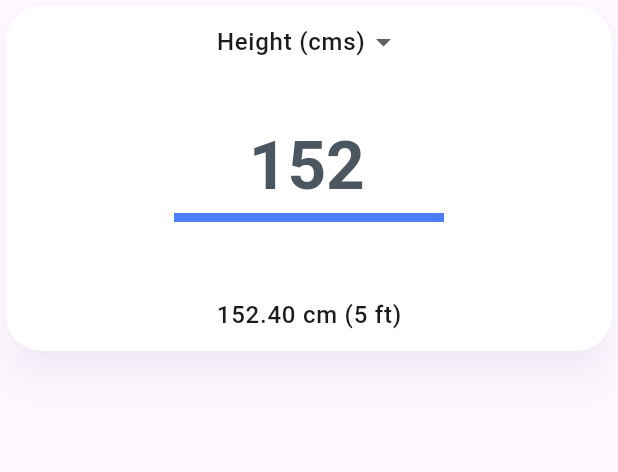
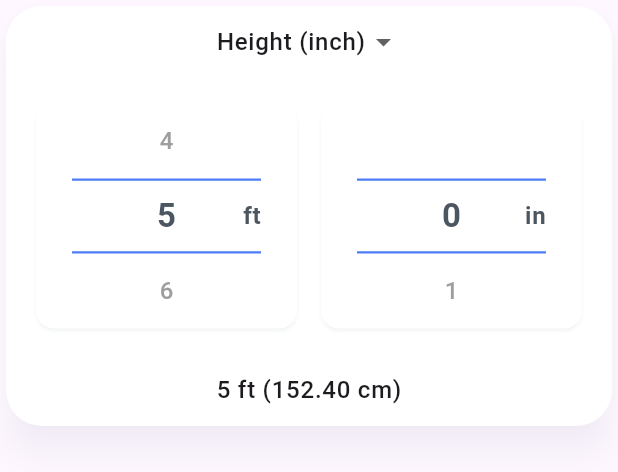
Before and after one commit to logiclynxAJ/bmi_calculator, a Flutter app: the HeightSelector widget shown alone on an empty page, opened directly with empty values, on a phone screen of 412 x 824 dp. Shown: the top 472 px of the screen. Run offline on Flutter 3.47's test engine with Material 2 defaults, Android fonts, the phone set to English and light mode, and no system bars; our stand-ins replace equatable, flutter_bloc, flutter_svg, go_router; missing offline and left inert: infinite_listview.

Commit message:
separated components

```diff
--- a/lib/app.dart
+++ b/lib/app.dart
@@ -30,6 +30,7 @@ class BMICalculator extends StatelessWidget {
             surfaceTintColor: background,
             color: background,
           ),
+          shadowColor: shadowColor,
         ),
         builder: (context, child) {
           return GestureDetector(
--- a/lib/bloc/bmi_state.dart
+++ b/lib/bloc/bmi_state.dart
@@ -9,7 +9,7 @@ class BmiState extends Equatable {
 
   const BmiState({
     this.gender = Gender.male,
-    this.heightUnit = Height.cms,
+    this.heightUnit = Height.fts,
     this.weightUnit = Weight.kgs,
     this.height = 60,
     this.weight = 60,
--- /dev/null
+++ b/lib/common/widgets/height_selector.dart
@@ -0,0 +1,111 @@
+import 'package:bmi_calculator/bloc/bmi_bloc.dart';
+import 'package:bmi_calculator/common/constants/colors.dart';
+import 'package:bmi_calculator/common/types.dart';
+import 'package:bmi_calculator/common/utils.dart';
+import 'package:flutter/material.dart';
+import 'package:flutter/services.dart';
+import 'package:flutter_bloc/flutter_bloc.dart';
+
+import 'inch_selector.dart';
+
+class HeightSelector extends StatelessWidget {
+  const HeightSelector({super.key, required this.state});
+
+  final BmiState state;
+
+  @override
+  Widget build(BuildContext context) {
+    final themeData = Theme.of(context);
+    final textTheme = textThemeOf(context);
+    return Card(
+      shadowColor: shadowColor,
+      surfaceTintColor: Colors.white,
+      elevation: 10,
+      shape: RoundedRectangleBorder(borderRadius: BorderRadius.circular(24)),
+      child: AnimatedContainer(
+        height: state.heightUnit == Height.fts ? 280 : 230,
+        duration: kThemeAnimationDuration,
+        width: double.infinity,
+        child: Column(
+          mainAxisSize: MainAxisSize.max,
+          children: [
+            DropdownButton<Height>(
+              underline: const SizedBox.shrink(),
+              value: state.heightUnit,
+              items: const [
+                DropdownMenuItem(
+                  value: Height.fts,
+                  child: Text('Height (inch)'),
+                ),
+                DropdownMenuItem(
+                  value: Height.cms,
+                  child: Text('Height (cms)'),
+                ),
+              ],
+              onChanged: (value) {
+                if (value == null) return;
+                context.read<BmiBloc>().add(UpdateHeightUnit(value));
+              },
+              style: textTheme.bodyLarge?.copyWith(fontWeight: FontWeight.w500),
+            ),
+            Expanded(
+              child: Padding(
+                padding: const EdgeInsets.symmetric(horizontal: 16),
+                child: state.heightUnit == Height.fts
+                    ? InchSelector(
+                        state: state,
+                        textTheme: textTheme,
+                        themeData: themeData,
+                      )
+                    : SizedBox(
+                        width: double.infinity,
+                        child: Column(
+                          mainAxisAlignment: MainAxisAlignment.center,
+                          children: [
+                            TextFormField(
+                              style: textTheme.displayMedium?.copyWith(
+                                fontWeight: FontWeight.bold,
+                                color: primaryText,
+                              ),
+                              keyboardType: TextInputType.number,
+                              textAlign: TextAlign.center,
+                              inputFormatters: [
+                                FilteringTextInputFormatter.digitsOnly
+                              ],
+                              maxLines: 1,
+                              decoration: const InputDecoration.collapsed(
+                                hintText: '',
+                              ),
+                              onChanged: (value) {
+                                final number =
+                                    (num.tryParse(value) ?? 0).toDouble();
+                                context
+                                    .read<BmiBloc>()
+                                    .add(UpdateHeight(cmToInch(number)));
+                              },
+                              initialValue: inchToCm(state.height).toString(),
+                            ),
+                            const SizedBox(
+                              width: 180,
+                              child: Padding(
+                                padding: EdgeInsets.only(top: 12),
+                                child: Divider(color: primary, thickness: 6),
+                              ),
+                            ),
+                          ],
+                        ),
+                      ),
+              ),
+            ),
+            const SizedBox(height: 12),
+            Text(
+              state.formattedHeight,
+              style: textTheme.bodyLarge?.copyWith(fontWeight: FontWeight.w500),
+            ),
+            const SizedBox(height: 12),
+          ],
+        ),
+      ),
+    );
+  }
+}
--- a/lib/common/widgets/inch_selector.dart
+++ b/lib/common/widgets/inch_selector.dart
@@ -22,19 +22,71 @@ class InchSelector extends StatelessWidget {
     return Row(
       children: [
         Expanded(
-          child: Card(
+          child: CustomPicker(
+            state: state,
+            textTheme: textTheme,
+            themeData: themeData,
+            suffix: 'ft',
+            min: 0,
+            max: 15,
+            value: state.heightInFeet,
+            onChanged: (value) {
+              final localInches = (value * 12) + state.heightInInches;
+              context.read<BmiBloc>().add(UpdateHeight(localInches.toDouble()));
+            },
+          ),
+        ),
+        const SizedBox(width: 8),
+        Expanded(
+          child: CustomPicker(
+            state: state,
+            textTheme: textTheme,
+            themeData: themeData,
+            suffix: 'in',
+            min: 0,
+            max: 11,
+            value: state.heightInInches,
+            onChanged: (value) {
+              final localInches = (state.heightInFeet * 12) + value;
+              context.read<BmiBloc>().add(UpdateHeight(localInches.toDouble()));
+            },
+          ),
+        ),
+      ],
+    );
+  }
+}
+
+class CustomPicker extends StatelessWidget {
+  const CustomPicker({
+    super.key,
+    required this.state,
+    required this.textTheme,
+    required this.themeData,
+    required this.min,
+    required this.max,
+    required this.value,
+    required this.onChanged,
+    required this.suffix,
+  });
+
+  final BmiState state;
+  final TextTheme textTheme;
+  final ThemeData themeData;
+  final int min, max, value;
+  final void Function(int) onChanged;
+  final String suffix;
+
+  @override
+  Widget build(BuildContext context) {
+    return Card(
       shadowColor: shadowColor,
       child: NumberPicker(
-              minValue: 0,
-              maxValue: 15,
-              value: state.heightInFeet,
-              infiniteLoop: true,
-              onChanged: (value) {
-                final localInches = (value * 12) + state.heightInInches;
-                context
-                    .read<BmiBloc>()
-                    .add(UpdateHeight(localInches.toDouble()));
-              },
+        suffix: suffix,
+        minValue: min,
+        maxValue: max,
+        value: value,
+        onChanged: onChanged,
         selectedTextStyle: textTheme.titleLarge?.copyWith(
           color: themeData.colorScheme.onBackground,
           fontWeight: FontWeight.bold,
@@ -52,43 +104,6 @@ class InchSelector extends StatelessWidget {
         ),
         margin: const EdgeInsets.symmetric(horizontal: 24),
       ),
-          ),
-        ),
-        const SizedBox(width: 8),
-        Expanded(
-          child: Card(
-            shadowColor: shadowColor,
-            child: NumberPicker(
-              infiniteLoop: true,
-              minValue: 0,
-              maxValue: 11,
-              value: state.heightInInches,
-              onChanged: (value) {
-                final localInches = (state.heightInFeet * 12) + value;
-                context
-                    .read<BmiBloc>()
-                    .add(UpdateHeight(localInches.toDouble()));
-              },
-              selectedTextStyle: textTheme.titleLarge?.copyWith(
-                color: themeData.colorScheme.onBackground,
-                fontWeight: FontWeight.bold,
-              ),
-              textStyle: textTheme.titleMedium?.copyWith(
-                color: Colors.grey,
-              ),
-              decoration: BoxDecoration(
-                border: Border.symmetric(
-                  horizontal: BorderSide(
-                    color: themeData.colorScheme.primary,
-                    width: 1.5,
-                  ),
-                ),
-              ),
-              margin: const EdgeInsets.symmetric(horizontal: 24),
-            ),
-          ),
-        ),
-      ],
     );
   }
 }
--- a/lib/common/widgets/numberpicker.dart
+++ b/lib/common/widgets/numberpicker.dart
@@ -1,3 +1,4 @@
+import 'package:bmi_calculator/common/utils.dart';
 import 'package:flutter/material.dart';
 import 'package:flutter/services.dart';
 import 'package:infinite_listview/infinite_listview.dart';
@@ -201,6 +202,8 @@ class NumberPickerState extends State<NumberPicker> {
               decoration: widget.decoration,
               padding: widget.padding,
               margin: widget.margin,
+              suffix: widget.suffix,
+              textStyle: widget.suffixTextStyle,
             ),
           ],
         ),
@@ -276,6 +279,8 @@ class _NumberPickerSelectedItemDecoration extends StatelessWidget {
   final double itemExtent;
   final Decoration? decoration;
   final EdgeInsetsGeometry? margin, padding;
+  final String? suffix;
+  final TextStyle? textStyle;
 
   const _NumberPickerSelectedItemDecoration({
     Key? key,
@@ -284,12 +289,20 @@ class _NumberPickerSelectedItemDecoration extends StatelessWidget {
     required this.axis,
     required this.itemExtent,
     required this.decoration,
+    this.suffix,
+    this.textStyle,
   }) : super(key: key);
 
   @override
   Widget build(BuildContext context) {
+    final themeData = Theme.of(context);
+    final textTheme = textThemeOf(context);
     return Center(
       child: IgnorePointer(
+        child: Stack(
+          children: [
+            Align(
+              alignment: Alignment.center,
               child: Container(
                 margin: margin,
                 padding: padding,
@@ -298,6 +311,24 @@ class _NumberPickerSelectedItemDecoration extends StatelessWidget {
                 decoration: decoration,
               ),
             ),
+            if (suffix != null)
+              Align(
+                alignment: Alignment.centerRight,
+                child: Padding(
+                  padding: const EdgeInsets.only(right: 24),
+                  child: Text(
+                    suffix!,
+                    style: textStyle ??
+                        textTheme.bodyLarge?.copyWith(
+                          fontWeight: FontWeight.bold,
+                          color: themeData.colorScheme.onPrimary,
+                        ),
+                  ),
+                ),
+              ),
+          ],
+        ),
+      ),
     );
   }
 
--- a/lib/views/home.dart
+++ b/lib/views/home.dart
@@ -3,6 +3,7 @@ import 'package:bmi_calculator/common/constants/colors.dart';
 import 'package:bmi_calculator/common/types.dart';
 import 'package:bmi_calculator/common/utils.dart';
 import 'package:bmi_calculator/common/widgets/gender_selector.dart';
+import 'package:bmi_calculator/common/widgets/height_selector.dart';
 import 'package:bmi_calculator/common/widgets/inch_selector.dart';
 import 'package:bmi_calculator/common/widgets/numberpicker.dart';
 import 'package:flutter/material.dart';
@@ -34,6 +35,7 @@ class HomeView extends StatelessWidget {
                 GenderSelector(state: state),
                 const SizedBox(height: 16),
                 HeightSelector(state: state),
+                const SizedBox(height: 16),
               ],
             ),
           );
@@ -42,102 +44,3 @@ class HomeView extends StatelessWidget {
     );
   }
 }
-
-class HeightSelector extends StatelessWidget {
-  const HeightSelector({super.key, required this.state});
-
-  final BmiState state;
-
-  @override
-  Widget build(BuildContext context) {
-    final themeData = Theme.of(context);
-    final textTheme = textThemeOf(context);
-    return Card(
-      shadowColor: shadowColor,
-      surfaceTintColor: Colors.white,
-      elevation: 10,
-      shape: RoundedRectangleBorder(borderRadius: BorderRadius.circular(24)),
-      child: AnimatedContainer(
-        height: state.heightUnit == Height.fts ? 280 : 230,
-        duration: kThemeAnimationDuration,
-        width: double.infinity,
-        child: Column(
-          mainAxisSize: MainAxisSize.max,
-          children: [
-            DropdownButton<Height>(
-              underline: const SizedBox.shrink(),
-              value: state.heightUnit,
-              items: const [
-                DropdownMenuItem(
-                  value: Height.fts,
-                  child: Text('Height (inch)'),
-                ),
-                DropdownMenuItem(
-                  value: Height.cms,
-                  child: Text('Height (cms)'),
-                ),
-              ],
-              onChanged: (value) {
-                if (value == null) return;
-                context.read<BmiBloc>().add(UpdateHeightUnit(value));
-              },
-              style: textTheme.bodyLarge?.copyWith(fontWeight: FontWeight.w500),
-            ),
-            Expanded(
-              child: Padding(
-                padding: const EdgeInsets.symmetric(horizontal: 16),
-                child: state.heightUnit == Height.fts
-                    ? InchSelector(
-                        state: state,
-                        textTheme: textTheme,
-                        themeData: themeData,
-                      )
-                    : SizedBox(
-                        width: double.infinity,
-                        child: Column(
-                          mainAxisAlignment: MainAxisAlignment.center,
-                          children: [
-                            TextFormField(
-                              style: textTheme.displayMedium?.copyWith(
-                                fontWeight: FontWeight.bold,
-                                color: primaryText,
-                              ),
-                              keyboardType: TextInputType.number,
-                              textAlign: TextAlign.center,
-                              inputFormatters: [
-                                FilteringTextInputFormatter.digitsOnly
-                              ],
-                              maxLines: 1,
-                              decoration: const InputDecoration.collapsed(
-                                hintText: '',
-                              ),
-                              onChanged: (value) {
-                                final number =
-                                    (num.tryParse(value) ?? 0).toDouble();
-                                context
-                                    .read<BmiBloc>()
-                                    .add(UpdateHeight(cmToInch(number)));
-                              },
-                              initialValue: inchToCm(state.height).toString(),
-                            ),
-                            const SizedBox(
-                              width: 180,
-                              child: Divider(color: primary, thickness: 6),
-                            ),
-                          ],
-                        ),
-                      ),
-              ),
-            ),
-            const SizedBox(height: 12),
-            Text(
-              state.formattedHeight,
-              style: textTheme.bodyLarge?.copyWith(fontWeight: FontWeight.w500),
-            ),
-            const SizedBox(height: 12),
-          ],
-        ),
-      ),
-    );
-  }
-}
```
Lines whose indentation alone changed are shown as unchanged.
